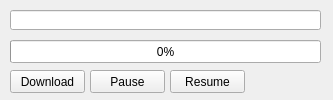
Qt form form.ui (parsley72/QtDownloadManager) before a commit.
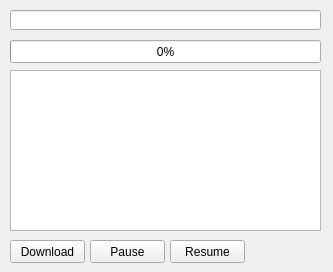
The same form after that commit.

Commit message: Show list of headers from server.

```diff
--- a/form.ui
+++ b/form.ui
@@ -7,7 +7,7 @@
     <x>0</x>
     <y>0</y>
     <width>333</width>
-    <height>100</height>
+    <height>272</height>
    </rect>
   </property>
   <property name="windowTitle">
@@ -30,7 +30,7 @@
    <property name="geometry">
     <rect>
      <x>10</x>
-     <y>70</y>
+     <y>240</y>
      <width>75</width>
      <height>23</height>
     </rect>
@@ -43,7 +43,7 @@
    <property name="geometry">
     <rect>
      <x>90</x>
-     <y>70</y>
+     <y>240</y>
      <width>75</width>
      <height>23</height>
     </rect>
@@ -56,7 +56,7 @@
    <property name="geometry">
     <rect>
      <x>170</x>
-     <y>70</y>
+     <y>240</y>
      <width>75</width>
      <height>23</height>
     </rect>
@@ -75,6 +75,16 @@
     </rect>
    </property>
   </widget>
+  <widget class="QListView" name="listView">
+   <property name="geometry">
+    <rect>
+     <x>10</x>
+     <y>70</y>
+     <width>311</width>
+     <height>161</height>
+    </rect>
+   </property>
+  </widget>
  </widget>
  <resources/>
  <connections/>
```
The commit also changes 6 other files.
